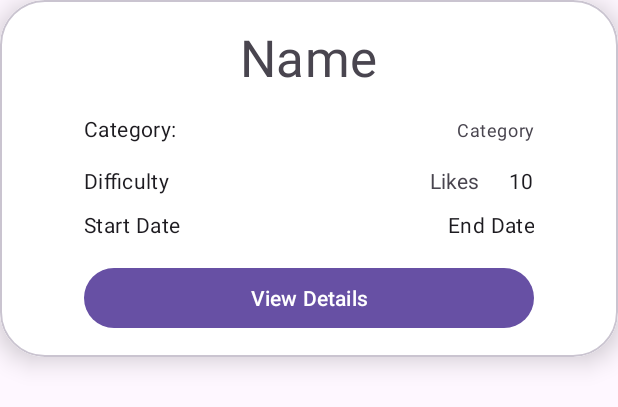
After one commit to BarryHennett/ISCG7424_AndroidAssignment2, an Android app: the layout quiz_recycler.xml on its own in the app's theme, with its tools: preview values and no code run, on a phone screen of 412 x 824 dp. The commit adds this screen. Shown: the top 407 px of the screen. Run offline under Robolectric (Android 15) with nearby library versions, the phone set to English and light mode, and no system bars.

Commit message:
updating interface

```diff
--- /dev/null
+++ b/app/src/main/res/drawable/btnstyle.xml
@@ -0,0 +1,6 @@
+<?xml version="1.0" encoding="utf-8"?>
+<shape xmlns:android="http://schemas.android.com/apk/res/android">
+    <solid android:color="#FFFFFF"/> <!-- White background -->
+    <corners android:radius="12dp"/> <!-- Rounded corners -->
+    <stroke android:width="5dp" android:color="#FF000000"/>
+</shape>
--- a/app/src/main/res/layout/activity_play_quiz_page.xml
+++ b/app/src/main/res/layout/activity_play_quiz_page.xml
@@ -34,7 +34,7 @@
         android:layout_height="wrap_content"
         android:layout_gravity="center"
         android:gravity="center"
-        android:text="Ready Go"
+        android:text="Start!"
         android:id="@+id/play_quiz_txt_title"
         android:layout_marginTop="40dp"
         android:textColor="#FFFFFF" />
--- a/app/src/main/res/layout/activity_user_page.xml
+++ b/app/src/main/res/layout/activity_user_page.xml
@@ -42,16 +42,17 @@
     </LinearLayout>
     <LinearLayout
         android:layout_width="match_parent"
-        android:layout_height="wrap_content">
+        android:layout_height="wrap_content"
+        android:orientation="vertical"
+        android:gravity="center_horizontal">
 
         <TextView
             android:id="@+id/usernametxt"
             style="@style/TextAppearance.MaterialComponents.Headline4"
             android:layout_width="wrap_content"
             android:layout_height="wrap_content"
-            android:layout_marginStart="135dp"
             android:layout_gravity="center"
-            android:text="Hi User"
+            android:text="User"
             android:textColor="#FFFFFF" />
 
 
@@ -64,7 +65,9 @@
         android:layout_width="370dp"
         android:layout_height="wrap_content"
         android:layout_gravity="center"
-        android:layout_marginTop="30dp">
+        android:layout_marginTop="30dp"
+        android:background="@drawable/edittext"
+        >
 
         <com.google.android.material.tabs.TabItem
             android:layout_width="wrap_content"
@@ -84,12 +87,12 @@
         <com.google.android.material.tabs.TabItem
             android:layout_width="wrap_content"
             android:layout_height="wrap_content"
-            android:text="Past" />
+            android:text="Previous" />
 
     </com.google.android.material.tabs.TabLayout>
 
     <androidx.recyclerview.widget.RecyclerView
-        android:id="@+id/user_recycler"
+        android:id="@+id/recyclerviewuser"
         android:layout_width="370dp"
         android:layout_height="wrap_content"
         android:layout_gravity="center"
--- /dev/null
+++ b/app/src/main/res/layout/quiz_recycler.xml
@@ -0,0 +1,122 @@
+<?xml version="1.0" encoding="utf-8"?>
+<com.google.android.material.card.MaterialCardView xmlns:android="http://schemas.android.com/apk/res/android"
+    xmlns:app="http://schemas.android.com/apk/res-auto"
+    xmlns:tools="http://schemas.android.com/tools"
+    android:layout_width="match_parent"
+    android:layout_height="wrap_content"
+    android:layout_marginBottom="40dp"
+    app:cardCornerRadius="30dp"
+    app:cardElevation="10dp">
+
+    <LinearLayout
+        android:layout_width="match_parent"
+        android:layout_height="wrap_content"
+        android:orientation="vertical"
+        android:background="@color/white">
+
+        <TextView
+            android:id="@+id/rec_txt_name"
+            style="@style/TextAppearance.MaterialComponents.Headline4"
+            android:layout_width="wrap_content"
+            android:layout_height="wrap_content"
+            android:layout_gravity="center"
+            android:layout_marginTop="15dp"
+            android:text="Name" />
+
+        <LinearLayout
+            android:layout_width="300dp"
+            android:layout_height="wrap_content"
+            android:layout_gravity="center"
+            android:layout_marginTop="15dp">
+
+            <TextView
+                style="@style/TextAppearance.Material3.BodyMedium"
+                android:layout_width="0dp"
+                android:layout_height="wrap_content"
+                android:layout_weight="1"
+                android:text="Category:" />
+
+            <TextView
+                android:id="@+id/rec_txt_category"
+                style="@style/TextAppearance.Material3.BodySmall"
+                android:layout_width="0dp"
+                android:layout_height="wrap_content"
+                android:layout_weight="3"
+                android:gravity="end"
+                android:text="Category" />
+
+        </LinearLayout>
+
+        <LinearLayout
+            android:layout_width="300dp"
+            android:layout_height="wrap_content"
+            android:layout_gravity="center"
+            android:layout_marginTop="15dp">
+
+            <TextView
+                android:id="@+id/rec_txt_difficulty"
+                style="@style/TextAppearance.Material3.BodyMedium"
+                android:layout_width="0dp"
+                android:layout_height="wrap_content"
+                android:layout_weight="1"
+                android:text="Difficulty" />
+
+            <LinearLayout
+                android:layout_width="0dp"
+                android:layout_height="wrap_content"
+                android:layout_weight="1"
+                android:gravity="end|center_vertical">
+
+                <TextView
+                    android:layout_width="wrap_content"
+                    android:layout_height="wrap_content"
+                    android:text="Likes"
+                     />
+
+                <TextView
+                    android:id="@+id/rec_txt_like"
+                    style="@style/TextAppearance.Material3.BodyMedium"
+                    android:layout_width="wrap_content"
+                    android:layout_height="wrap_content"
+                    android:layout_marginStart="20dp"
+                    android:text="10" />
+            </LinearLayout>
+        </LinearLayout>
+
+        <LinearLayout
+            android:layout_width="300dp"
+            android:layout_height="wrap_content"
+            android:layout_gravity="center"
+            android:layout_marginTop="10dp">
+
+            <TextView
+                android:id="@+id/rec_txt_start_date"
+                style="@style/TextAppearance.Material3.BodyMedium"
+                android:layout_width="0dp"
+                android:layout_height="wrap_content"
+                android:layout_weight="1"
+                android:text="Start Date" />
+
+            <TextView
+                android:id="@+id/rec_txt_end_date"
+                style="@style/TextAppearance.Material3.BodyMedium"
+                android:layout_width="0dp"
+                android:layout_height="wrap_content"
+                android:layout_weight="1"
+                android:gravity="end"
+                android:text="End Date" />
+        </LinearLayout>
+
+        <Button
+            android:id="@+id/rec_btn_view_details"
+            android:layout_width="300dp"
+            android:layout_height="wrap_content"
+            android:layout_gravity="center"
+            android:layout_marginTop="15dp"
+            android:layout_marginBottom="15dp"
+            android:text="View Details"
+            />
+
+    </LinearLayout>
+
+</com.google.android.material.card.MaterialCardView>
```
